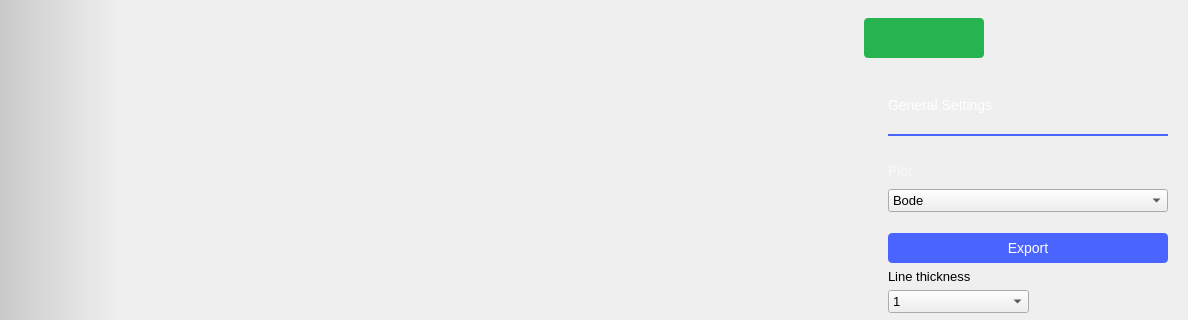
This is ui/network_analyzer.ui in analogdevicesinc/scopy as Qt 5 draws it before an edit; both pictures show x 0 to 1188 and y 0 to 320 of the 1188 by 654 pixel window. The edited form follows.
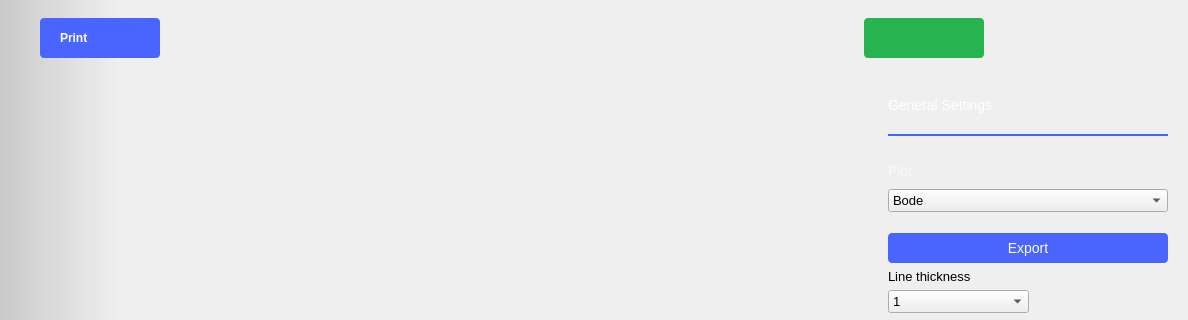
This is the edited form. Icons and pictures are not drawn. Custom widgets are drawn as their Qt base class.

Commit message: NetworkAnalyzer: add print functionality

```diff
--- a/ui/network_analyzer.ui
+++ b/ui/network_analyzer.ui
@@ -58,6 +58,57 @@
         <property name="bottomMargin">
          <number>15</number>
         </property>
+        <item>
+         <spacer name="horizontalSpacer_5">
+          <property name="orientation">
+           <enum>Qt::Horizontal</enum>
+          </property>
+          <property name="sizeType">
+           <enum>QSizePolicy::Fixed</enum>
+          </property>
+          <property name="sizeHint" stdset="0">
+           <size>
+            <width>40</width>
+            <height>20</height>
+           </size>
+          </property>
+         </spacer>
+        </item>
+        <item>
+         <widget class="QPushButton" name="btnPrint">
+          <property name="styleSheet">
+           <string notr="true">
+QPushButton {
+  width: 80px;
+  height: 40px;
+
+  text-align: left;
+  font-weight: bold;
+  padding-left: 20px;
+  padding-right: 20px;
+  qproperty-text: &quot;Print&quot;;
+
+  border-radius: 4px;
+
+  background-color: #4a64ff;
+  color: #ffffff;
+
+}
+
+QPushButton:pressed {
+  background-color: #2a44df;
+}
+
+QPushButton:hover {
+	background-color: #4a34ff;
+}
+</string>
+          </property>
+          <property name="text">
+           <string>Print</string>
+          </property>
+         </widget>
+        </item>
         <item>
          <spacer name="horizontalSpacer">
           <property name="orientation">
@@ -1955,6 +2006,11 @@
    <header>detachdragzone.h</header>
    <container>1</container>
   </customwidget>
+  <customwidget>
+   <class>adiscope::CustomPushButton</class>
+   <extends>QPushButton</extends>
+   <header>customPushButton.hpp</header>
+  </customwidget>
   <customwidget>
    <class>adiscope::CustomSwitch</class>
    <extends>QPushButton</extends>
@@ -1972,11 +2028,6 @@
    <header>nyquistGraph.hpp</header>
    <container>1</container>
   </customwidget>
-  <customwidget>
-   <class>adiscope::CustomPushButton</class>
-   <extends>QPushButton</extends>
-   <header>customPushButton.hpp</header>
-  </customwidget>
   <customwidget>
    <class>adiscope::CustomPlotPositionButton</class>
    <extends>QWidget</extends>
```
The commit also changes 1 other file.
